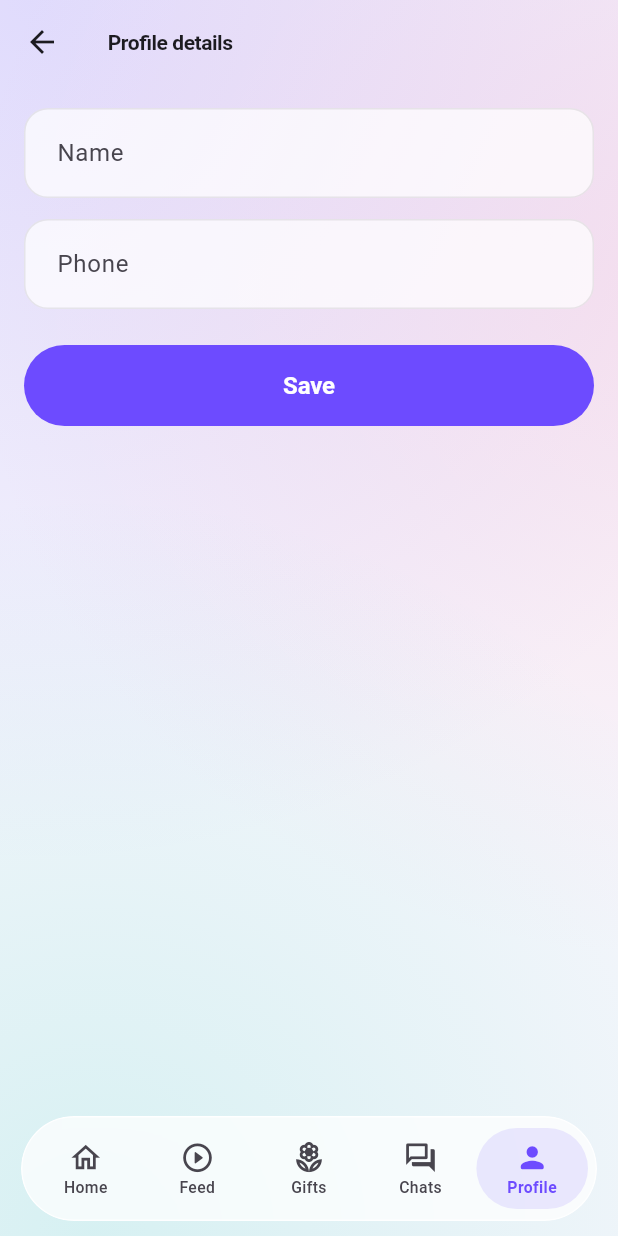
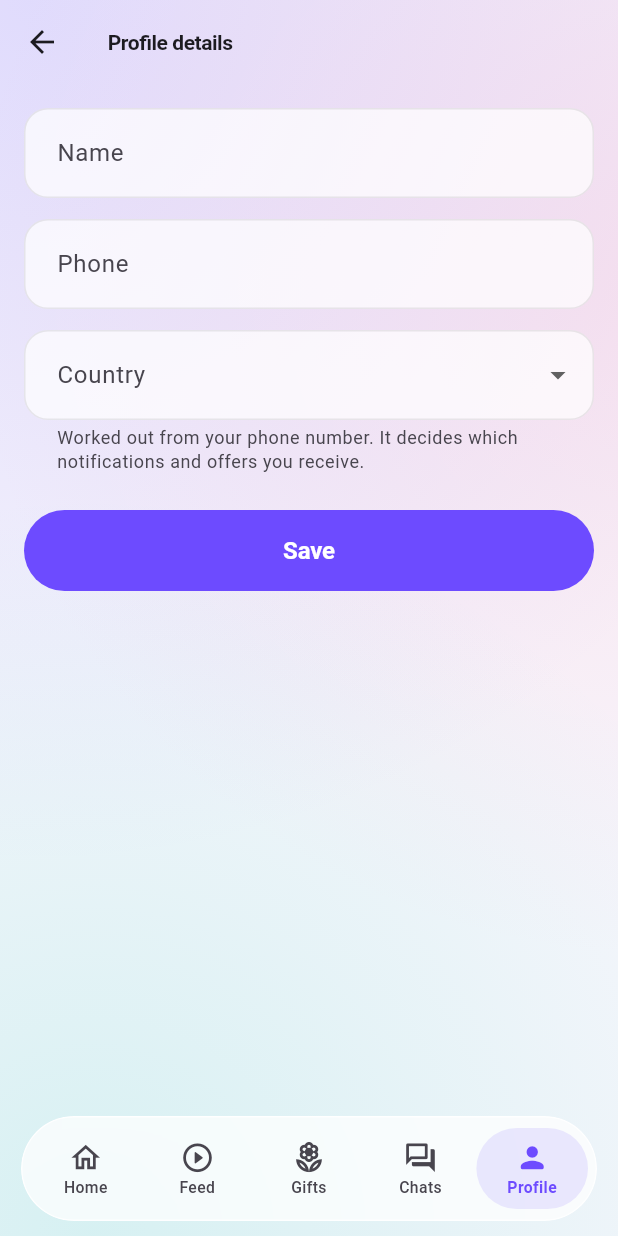
Before and after one commit to bycharyyev/gul, a Flutter app: the EditProfileScreen screen opened by its route, on a phone screen of 412 x 824 dp. Run offline on Flutter 3.47's test engine with Material 3 defaults, Android fonts, the phone set to English and light mode, and no system bars; our stand-ins replace barcode_widget, cached_network_image, dio, firebase_core, firebase_messaging, flutter_local_notifications and 9 more; missing offline and left inert: mobile_scanner; accounts and stored records are empty; network calls fail.

Commit message:
feat(mobile): report opened pushes and let people correct their country
A tap reports the delivery id back so the statistics can count opens (held until the person is
signed in after a cold start). The profile gets a country picker; the value is worked out from the
phone number at registration and decides which country-targeted notifications arrive.

Co-Authored-By: Claude Sonnet 5 <noreply@anthropic.com>

```diff
--- /dev/null
+++ b/apps/mobile/lib/core/l10n/countries.dart
@@ -0,0 +1,43 @@
+/// Countries a person can say they are in. The server fills this in from the phone number at
+/// registration; the profile lets them correct it, and it decides which country-targeted
+/// notifications they receive. Keep in step with `apps/api/src/common/phone-country.ts`.
+class CountryOption {
+  const CountryOption(this.code, this.ru, this.en, this.tkm);
+
+  final String code;
+  final String ru;
+  final String en;
+  final String tkm;
+
+  String name(String locale) => switch (locale) {
+    'en' => en,
+    'tkm' => tkm,
+    _ => ru,
+  };
+}
+
+const countryOptions = <CountryOption>[
+  CountryOption('TM', 'Туркменистан', 'Turkmenistan', 'Türkmenistan'),
+  CountryOption('RU', 'Россия', 'Russia', 'Russiýa'),
+  CountryOption('KZ', 'Казахстан', 'Kazakhstan', 'Gazagystan'),
+  CountryOption('CN', 'Китай', 'China', 'Hytaý'),
+  CountryOption('TR', 'Турция', 'Türkiye', 'Türkiýe'),
+  CountryOption('UZ', 'Узбекистан', 'Uzbekistan', 'Özbegistan'),
+  CountryOption('KG', 'Кыргызстан', 'Kyrgyzstan', 'Gyrgyzystan'),
+  CountryOption('TJ', 'Таджикистан', 'Tajikistan', 'Täjigistan'),
+  CountryOption('AZ', 'Азербайджан', 'Azerbaijan', 'Azerbaýjan'),
+  CountryOption('GE', 'Грузия', 'Georgia', 'Gruziýa'),
+  CountryOption('AM', 'Армения', 'Armenia', 'Ermenistan'),
+  CountryOption('BY', 'Беларусь', 'Belarus', 'Belarus'),
+  CountryOption('UA', 'Украина', 'Ukraine', 'Ukraina'),
+  CountryOption(
+    'AE',
+    'ОАЭ',
+    'United Arab Emirates',
+    'Birleşen Arap Emirlikleri',
+  ),
+  CountryOption('IR', 'Иран', 'Iran', 'Eýran'),
+  CountryOption('DE', 'Германия', 'Germany', 'Germaniýa'),
+  CountryOption('GB', 'Великобритания', 'United Kingdom', 'Beýik Britaniýa'),
+  CountryOption('US', 'США', 'United States', 'ABŞ'),
+];
--- a/apps/mobile/lib/core/l10n/strings.dart
+++ b/apps/mobile/lib/core/l10n/strings.dart
@@ -578,6 +578,9 @@ class Strings {
       'edit.title': 'Данные профиля',
       'edit.fullName': 'Имя',
       'edit.phone': 'Телефон',
+      'edit.country': 'Страна',
+      'edit.countryHint':
+          'Определилась по номеру телефона. От неё зависят уведомления и акции для вашей страны.',
       'edit.saved': 'Изменения сохранены',
 
       'password.title': 'Смена пароля',
@@ -1124,6 +1127,9 @@ class Strings {
       'edit.title': 'Profile details',
       'edit.fullName': 'Name',
       'edit.phone': 'Phone',
+      'edit.country': 'Country',
+      'edit.countryHint':
+          'Worked out from your phone number. It decides which notifications and offers you receive.',
       'edit.saved': 'Changes saved',
 
       'password.title': 'Change password',
@@ -1665,6 +1671,9 @@ class Strings {
       'edit.title': 'Profil maglumatlary',
       'edit.fullName': 'Ady',
       'edit.phone': 'Telefon',
+      'edit.country': 'Ýurt',
+      'edit.countryHint':
+          'Telefon belgiňizden kesgitlenildi. Ol size haýsy habarnamalaryň we aksiýalaryň gelýändigini kesgitleýär.',
       'edit.saved': 'Üýtgeşmeler ýatda saklandy',
 
       'password.title': 'Paroly çalyşmak',
--- a/apps/mobile/lib/core/notifications/push_repository.dart
+++ b/apps/mobile/lib/core/notifications/push_repository.dart
@@ -11,6 +11,12 @@ class PushRepository {
         body: {'token': token, 'platform': platform},
       );
 
+  /// The person tapped a push. Best effort: a statistics call must never get in the way.
+  Future<void> markOpened(String deliveryId) => _api.post<void>(
+    '/notifications/opened',
+    body: {'deliveryId': deliveryId},
+  );
+
   Future<void> remove(String token) =>
       _api.delete<void>('/notifications/devices/${Uri.encodeComponent(token)}');
 }
--- a/apps/mobile/lib/features/auth/domain/user.dart
+++ b/apps/mobile/lib/features/auth/domain/user.dart
@@ -11,6 +11,7 @@ class User {
     required this.locale,
     this.fullName,
     this.avatarUrl,
+    this.country,
   });
 
   final String id;
@@ -28,6 +29,10 @@ class User {
   final String? fullName;
   final String? avatarUrl;
 
+  /// ISO 3166-1 alpha-2, worked out from the phone number at registration and editable in the
+  /// profile. Null for an account whose number did not identify a country.
+  final String? country;
+
   /// The username doubles as the user's referral code.
   String get referralCode => username;
 
@@ -39,9 +44,15 @@ class User {
     locale: json['locale'] as String? ?? 'ru',
     fullName: json['fullName'] as String?,
     avatarUrl: json['avatarUrl'] as String?,
+    country: json['country'] as String?,
   );
 
-  User copyWith({String? fullName, String? locale, String? avatarUrl}) => User(
+  User copyWith({
+    String? fullName,
+    String? locale,
+    String? avatarUrl,
+    String? country,
+  }) => User(
     id: id,
     phone: phone,
     username: username,
@@ -49,6 +60,7 @@ class User {
     locale: locale ?? this.locale,
     fullName: fullName ?? this.fullName,
     avatarUrl: avatarUrl ?? this.avatarUrl,
+    country: country ?? this.country,
   );
 
   @override
@@ -60,9 +72,18 @@ class User {
       other.role == role &&
       other.locale == locale &&
       other.fullName == fullName &&
-      other.avatarUrl == avatarUrl;
+      other.avatarUrl == avatarUrl &&
+      other.country == country;
 
   @override
-  int get hashCode =>
-      Object.hash(id, phone, username, role, locale, fullName, avatarUrl);
+  int get hashCode => Object.hash(
+    id,
+    phone,
+    username,
+    role,
+    locale,
+    fullName,
+    avatarUrl,
+    country,
+  );
 }
--- a/apps/mobile/lib/features/profile/data/profile_repository.dart
+++ b/apps/mobile/lib/features/profile/data/profile_repository.dart
@@ -52,6 +52,7 @@ class ProfileRepository {
     required String fullName,
     String? phone,
     String? locale,
+    String? country,
   }) async {
     final data = await _api.patch<Map<String, dynamic>>(
       '/auth/me',
@@ -59,6 +60,7 @@ class ProfileRepository {
         'fullName': fullName,
         if (phone != null && phone.isNotEmpty) 'phone': phone,
         if (locale != null) 'locale': locale,
+        if (country != null) 'country': country,
       },
     );
     return User.fromJson(data);
--- a/apps/mobile/lib/features/profile/presentation/edit_profile_screen.dart
+++ b/apps/mobile/lib/features/profile/presentation/edit_profile_screen.dart
@@ -4,6 +4,7 @@ import 'package:flutter_riverpod/flutter_riverpod.dart';
 
 import '../../../app/providers.dart';
 import '../../../core/errors/app_exception.dart';
+import '../../../core/l10n/countries.dart';
 import '../../../core/l10n/strings.dart';
 import '../../auth/presentation/login_screen.dart' show validatePhone;
 import 'widgets/form_scaffold.dart';
@@ -21,6 +22,7 @@ class _EditProfileScreenState extends ConsumerState<EditProfileScreen> {
   final _formKey = GlobalKey<FormState>();
   late final TextEditingController _fullName;
   late final TextEditingController _phone;
+  String? _country;
   bool _busy = false;
   AppException? _error;
 
@@ -32,6 +34,7 @@ class _EditProfileScreenState extends ConsumerState<EditProfileScreen> {
     final user = ref.read(authControllerProvider).user;
     _fullName = TextEditingController(text: user?.fullName ?? '');
     _phone = TextEditingController(text: user?.phone ?? '');
+    _country = user?.country;
   }
 
   @override
@@ -55,6 +58,7 @@ class _EditProfileScreenState extends ConsumerState<EditProfileScreen> {
           .updateProfile(
             fullName: _fullName.text.trim(),
             phone: _phone.text.trim(),
+            country: _country,
           );
       ref.read(authControllerProvider.notifier).applyUser(user);
       if (!mounted) return;
@@ -109,6 +113,26 @@ class _EditProfileScreenState extends ConsumerState<EditProfileScreen> {
           decoration: InputDecoration(labelText: strings.get('edit.phone')),
           validator: (v) => validatePhone(v, strings),
         ),
+        const SizedBox(height: 14),
+        DropdownButtonFormField<String>(
+          initialValue: countryOptions.any((c) => c.code == _country)
+              ? _country
+              : null,
+          isExpanded: true,
+          decoration: InputDecoration(
+            labelText: strings.get('edit.country'),
+            helperText: strings.get('edit.countryHint'),
+            helperMaxLines: 3,
+          ),
+          items: [
+            for (final c in countryOptions)
+              DropdownMenuItem(
+                value: c.code,
+                child: Text(c.name(strings.locale)),
+              ),
+          ],
+          onChanged: _busy ? null : (value) => setState(() => _country = value),
+        ),
       ],
     );
   }
```
Also changed, not shown: apps/mobile/lib/core/notifications/push_notification_builder.dart (+32 -1 lines), apps/mobile/lib/core/notifications/push_service.dart (+43 -9 lines), 1 other file.
